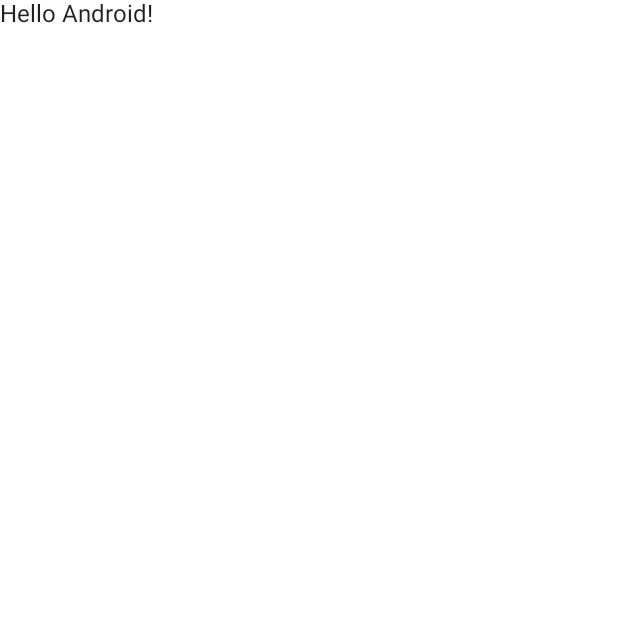
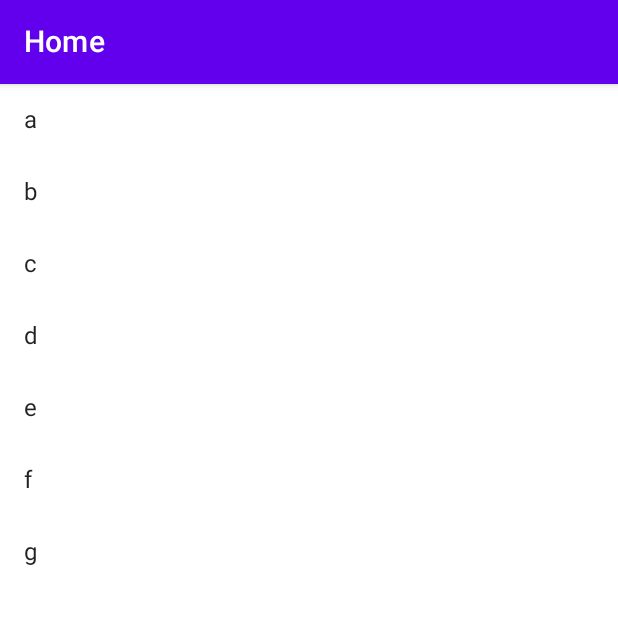
Before and after one commit to tknk0369/crammer, an Android app built with Jetpack Compose: the screen it shows after launch (MainActivity), on a phone screen of 412 x 824 dp, the top half of it. Before the commit the part shown is almost empty. Run offline under Robolectric (Android 15) with nearby library versions, the phone set to English and light mode, and no system bars; our stand-ins replace Dagger/Hilt's generated code.

```diff
--- /dev/null
+++ b/app/src/main/java/io/github/tknk0369/crammer/ui/CrammerApp.kt
@@ -0,0 +1,43 @@
+package io.github.tknk0369.crammer.ui
+
+import androidx.compose.foundation.clickable
+import androidx.compose.foundation.layout.fillMaxSize
+import androidx.compose.foundation.layout.padding
+import androidx.compose.foundation.lazy.LazyColumn
+import androidx.compose.foundation.lazy.items
+import androidx.compose.material.*
+import androidx.compose.runtime.Composable
+import androidx.compose.ui.Modifier
+import io.github.tknk0369.crammer.ui.theme.CrammerTheme
+
+@OptIn(ExperimentalMaterialApi::class)
+@Composable
+fun CrammerApp() {
+    CrammerTheme {
+        Surface(
+            modifier = Modifier.fillMaxSize(),
+            color = MaterialTheme.colors.background
+        ) {
+            Scaffold(
+                topBar = {
+                    TopAppBar(
+                        title = {
+                            Text(text = "Home")
+                        }
+                    )
+                }
+            ) { paddingValues ->
+                val items = listOf("a", "b", "c", "d", "e", "f", "g")
+                LazyColumn(modifier = Modifier.padding(paddingValues)) {
+                    items(items = items, key = { it }) {
+                        ListItem(
+                           modifier = Modifier.clickable {  }
+                        ) {
+                            Text(text = it)
+                        }
+                    }
+                }
+            }
+        }
+    }
+}
--- a/app/src/main/java/io/github/tknk0369/crammer/ui/MainActivity.kt
+++ b/app/src/main/java/io/github/tknk0369/crammer/ui/MainActivity.kt
@@ -3,43 +3,14 @@ package io.github.tknk0369.crammer.ui
 import android.os.Bundle
 import androidx.activity.ComponentActivity
 import androidx.activity.compose.setContent
-import androidx.compose.foundation.layout.fillMaxSize
-import androidx.compose.material.MaterialTheme
-import androidx.compose.material.Surface
-import androidx.compose.material.Text
-import androidx.compose.runtime.Composable
-import androidx.compose.ui.Modifier
-import androidx.compose.ui.tooling.preview.Preview
 import dagger.hilt.android.AndroidEntryPoint
-import io.github.tknk0369.crammer.ui.theme.CrammerTheme
 
 @AndroidEntryPoint
 class MainActivity : ComponentActivity() {
     override fun onCreate(savedInstanceState: Bundle?) {
         super.onCreate(savedInstanceState)
         setContent {
-            CrammerTheme {
-                // A surface container using the 'background' color from the theme
-                Surface(
-                    modifier = Modifier.fillMaxSize(),
-                    color = MaterialTheme.colors.background
-                ) {
-                    Greeting("Android")
-                }
-            }
+            CrammerApp()
         }
     }
 }
-
-@Composable
-fun Greeting(name: String) {
-    Text(text = "Hello $name!")
-}
-
-@Preview(showBackground = true)
-@Composable
-fun DefaultPreview() {
-    CrammerTheme {
-        Greeting("Android")
-    }
-}
```
